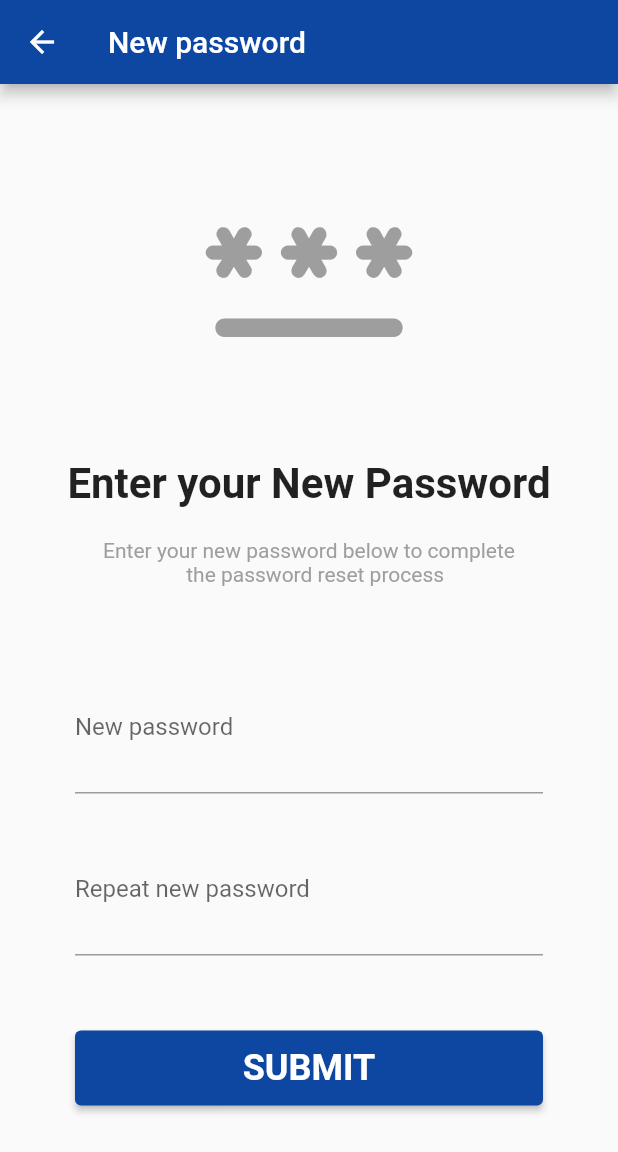
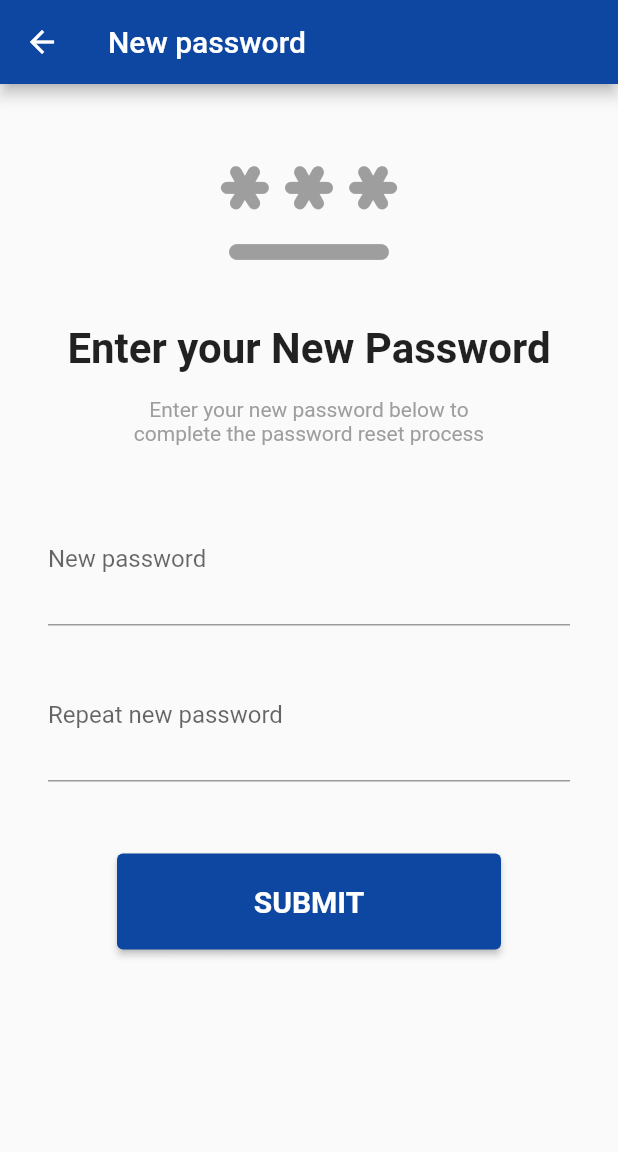
Before and after one commit to devSomethingSomething/help_for_hire_flutter_app, a Flutter app: the NewPasswordPage screen opened by its route, on a phone screen of 412 x 824 dp. Shown: the top 1152 px of the screen. Run offline on Flutter 3.47's test engine with Material 2 defaults, Android fonts, the phone set to English and light mode, and no system bars; our stand-ins replace dropdown_search, firebase_auth, firebase_core; accounts and stored records are empty.

Commit message:
Update new password page

```diff
--- a/lib/pages/new_password_page.dart
+++ b/lib/pages/new_password_page.dart
@@ -1,13 +1,19 @@
 import 'package:flutter/material.dart';
 import 'package:help_for_hire_flutter_app/widgets/app_bars/app_bar_widget.dart';
-import 'package:help_for_hire_flutter_app/widgets/details_text_widget.dart';
-import 'package:help_for_hire_flutter_app/widgets/buttons/expanded_button_widget.dart';
-import 'package:help_for_hire_flutter_app/widgets/heading_text_widget.dart';
-import 'package:help_for_hire_flutter_app/widgets/icon_widget.dart';
-import 'package:help_for_hire_flutter_app/widgets/text_field_widget.dart';
+import 'package:help_for_hire_flutter_app/widgets/buttons/button_widget.dart';
+import 'package:help_for_hire_flutter_app/widgets/icons/icon_widget.dart';
+import 'package:help_for_hire_flutter_app/widgets/spacers/large_spacer_widget.dart';
+import 'package:help_for_hire_flutter_app/widgets/spacers/medium_spacer_widget.dart';
+import 'package:help_for_hire_flutter_app/widgets/spacers/small_spacer_widget.dart';
+import 'package:help_for_hire_flutter_app/widgets/text/details_text_widget.dart';
+import 'package:help_for_hire_flutter_app/widgets/text/heading_text_widget.dart';
+import 'package:help_for_hire_flutter_app/widgets/text_fields/password_text_field_widget.dart';
 
 class NewPasswordPage extends StatelessWidget {
-  const NewPasswordPage();
+  final _newPasswordController = TextEditingController();
+  final _repeatNewPasswordController = TextEditingController();
+
+  NewPasswordPage();
 
   @override
   Widget build(BuildContext context) {
@@ -25,37 +31,27 @@
               const HeadingTextWidget(
                 data: 'Enter your New Password',
               ),
-              const SizedBox(
-                height: 20.0,
+              const SmallSpacerWidget(),
+              const DetailsTextWidget(
+                data:
+                    'Enter your new password below to\ncomplete the password reset process',
               ),
-              const DetailsTextWidget(
-                data: '''Enter your new password below to complete
-                the password reset process''',
+              const MediumSpacerWidget(),
+              PasswordTextFieldWidget(
+                data: 'New password',
+                keyboardType: TextInputType.text,
+                controller: _newPasswordController,
               ),
-              const SizedBox(
-                height: 50.0,
+              const SmallSpacerWidget(),
+              PasswordTextFieldWidget(
+                data: 'Repeat new password',
+                keyboardType: TextInputType.text,
+                controller: _repeatNewPasswordController,
               ),
-              TextFieldWidget(
-                data: 'New password',
-                obscureText: true,
-                icon: true,
-              ),
-              const SizedBox(
-                height: 20.0,
-              ),
-              TextFieldWidget(
-                data: 'Repeat new password',
-                obscureText: true,
-                icon: true,
-              ),
-              const SizedBox(
-                height: 50.0,
-              ),
-              const ExpandedButtonWidget(
+              const LargeSpacerWidget(),
+              ButtonWidget(
                 data: 'SUBMIT',
-              ),
-              const SizedBox(
-                height: 20.0,
+                onPressed: () {},
               ),
             ],
           ),
--- a/lib/pages/otp_page.dart
+++ b/lib/pages/otp_page.dart
@@ -1,4 +1,5 @@
 import 'package:flutter/material.dart';
+import 'package:help_for_hire_flutter_app/routes/route_manager.dart';
 import 'package:help_for_hire_flutter_app/widgets/app_bars/app_bar_widget.dart';
 import 'package:help_for_hire_flutter_app/widgets/buttons/button_widget.dart';
 import 'package:help_for_hire_flutter_app/widgets/buttons/text_button_widget.dart';
@@ -44,7 +45,12 @@
               const LargeSpacerWidget(),
               ButtonWidget(
                 data: 'SUBMIT',
-                onPressed: () {},
+                onPressed: () {
+                  Navigator.pushNamed(
+                    context,
+                    RouteManager.newPasswordPage,
+                  );
+                },
               ),
               const SmallSpacerWidget(),
               TextButtonWidget(
--- a/lib/routes/route_manager.dart
+++ b/lib/routes/route_manager.dart
@@ -80,7 +80,7 @@
         );
       case newPasswordPage:
         return MaterialPageRoute(
-          builder: (_) => const NewPasswordPage(),
+          builder: (_) => NewPasswordPage(),
         );
       case employerPage:
         return MaterialPageRoute(
--- a/lib/widgets/text/details_text_widget.dart
+++ b/lib/widgets/text/details_text_widget.dart
@@ -14,6 +14,7 @@
       style: const TextStyle(
         color: Colors.grey,
       ),
+      textAlign: TextAlign.center,
     );
   }
 }
```
